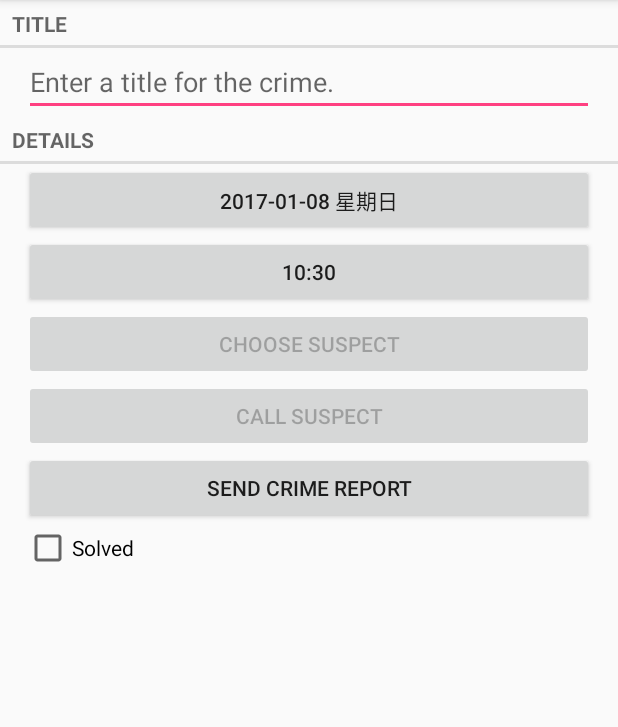
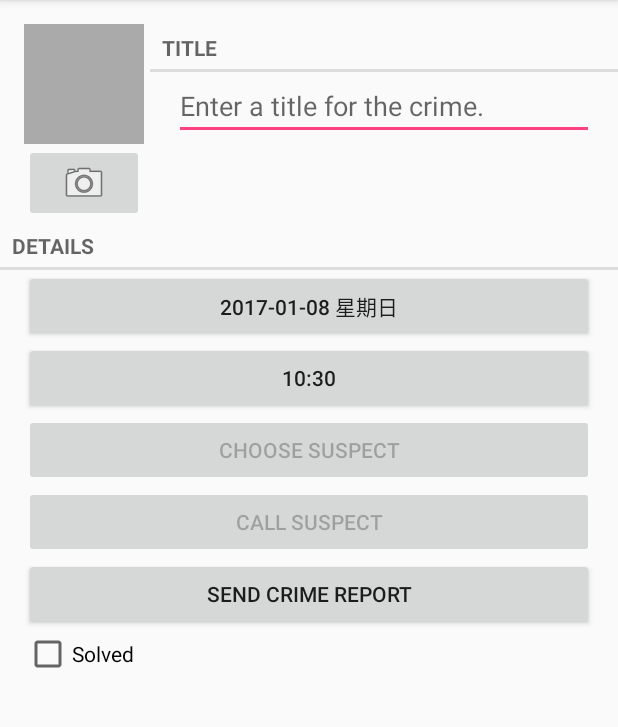
Before and after one commit to TanHaoran/AuthoritativeGuide, an Android app: the CrimeFragment screen opened directly, with no data from a screen before it, on a phone screen of 412 x 824 dp, the part 84-811 px from its top. Run offline under Robolectric (Android 15) with nearby library versions, the phone set to English and light mode, and no system bars.

Commit message:
Chapter16.1

```diff
--- a/src/main/java/com/jerry/authoritativeguide/fragment/CrimeListFragment.java
+++ b/src/main/java/com/jerry/authoritativeguide/fragment/CrimeListFragment.java
@@ -233,7 +233,7 @@
         @Override
         public CrimeHolder onCreateViewHolder(ViewGroup parent, int viewType) {
             LayoutInflater inflater = LayoutInflater.from(getActivity());
-            View v = inflater.inflate(R.layout.list_item_crime, parent, false);
+            View v = inflater.inflate(R.layout.item_list_crime, parent, false);
             return new CrimeHolder(v);
         }
 
--- a/src/main/res/layout-land/fragment_crime.xml
+++ b/src/main/res/layout-land/fragment_crime.xml
@@ -4,19 +4,8 @@
               android:layout_height="match_parent"
               android:orientation="vertical">
 
-    <TextView
-        style="?android:listSeparatorTextViewStyle"
-        android:layout_width="match_parent"
-        android:layout_height="wrap_content"
-        android:text="@string/crime_title_label"/>
-
-    <EditText
-        android:id="@+id/et_title"
-        android:layout_width="match_parent"
-        android:layout_height="wrap_content"
-        android:layout_marginLeft="16dp"
-        android:layout_marginRight="16dp"
-        android:hint="@string/crime_title_hint"/>
+    <include
+        layout="@layout/view_camera_and_title"/>
 
     <TextView
         style="?android:listSeparatorTextViewStyle"
--- a/src/main/res/layout/fragment_crime.xml
+++ b/src/main/res/layout/fragment_crime.xml
@@ -5,19 +5,8 @@
               android:layout_height="match_parent"
               android:orientation="vertical">
 
-    <TextView
-        style="?android:listSeparatorTextViewStyle"
-        android:layout_width="match_parent"
-        android:layout_height="wrap_content"
-        android:text="@string/crime_title_label"/>
-
-    <EditText
-        android:id="@+id/et_title"
-        android:layout_width="match_parent"
-        android:layout_height="wrap_content"
-        android:layout_marginLeft="16dp"
-        android:layout_marginRight="16dp"
-        android:hint="@string/crime_title_hint"/>
+   <include
+       layout="@layout/view_camera_and_title"/>
 
     <TextView
         style="?android:listSeparatorTextViewStyle"
--- /dev/null
+++ b/src/main/res/layout/view_camera_and_title.xml
@@ -0,0 +1,53 @@
+<?xml version="1.0" encoding="utf-8"?>
+<LinearLayout xmlns:android="http://schemas.android.com/apk/res/android"
+              android:orientation="horizontal"
+              android:layout_marginLeft="16dp"
+              android:layout_marginTop="16dp"
+              android:layout_width="match_parent"
+              android:layout_height="wrap_content">
+
+    <LinearLayout
+        android:layout_marginRight="4dp"
+        android:orientation="vertical"
+        android:layout_width="wrap_content"
+        android:layout_height="wrap_content">
+
+        <ImageView
+            android:id="@+id/iv_crime_photo"
+            android:cropToPadding="true"
+            android:background="@android:color/darker_gray"
+            android:layout_width="80dp"
+            android:layout_height="80dp"
+            android:scaleType="centerInside"/>
+
+        <ImageButton
+            android:src="@android:drawable/ic_menu_camera"
+            android:id="@+id/ib_camera"
+            android:layout_width="match_parent"
+            android:layout_height="wrap_content"/>
+
+
+    </LinearLayout>
+
+    <LinearLayout
+        android:layout_weight="1"
+        android:orientation="vertical"
+        android:layout_width="wrap_content"
+        android:layout_height="wrap_content">
+
+        <TextView
+            style="?android:listSeparatorTextViewStyle"
+            android:layout_width="match_parent"
+            android:layout_height="wrap_content"
+            android:text="@string/crime_title_label"/>
+
+        <EditText
+            android:id="@+id/et_title"
+            android:layout_width="match_parent"
+            android:layout_height="wrap_content"
+            android:layout_marginLeft="16dp"
+            android:layout_marginRight="16dp"
+            android:hint="@string/crime_title_hint"/>
+    </LinearLayout>
+
+</LinearLayout>
```
Also changed, not shown: src/main/res/layout/item_list_crime.xml (renamed from src/main/res/layout/list_item_crime.xml).
